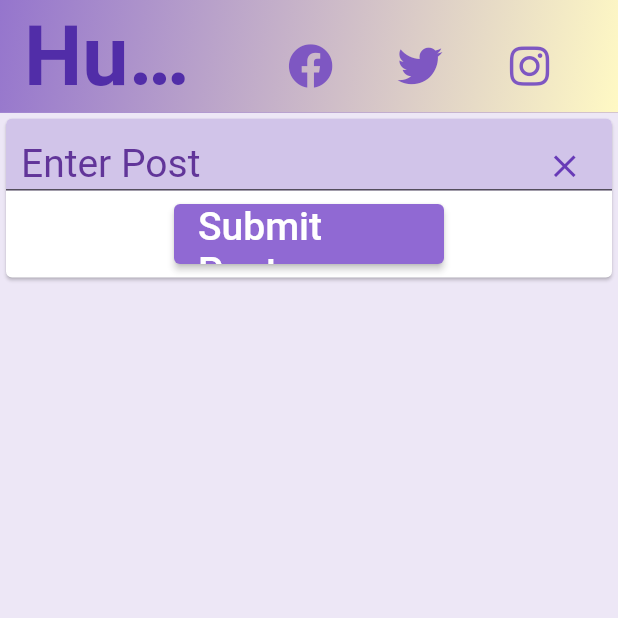
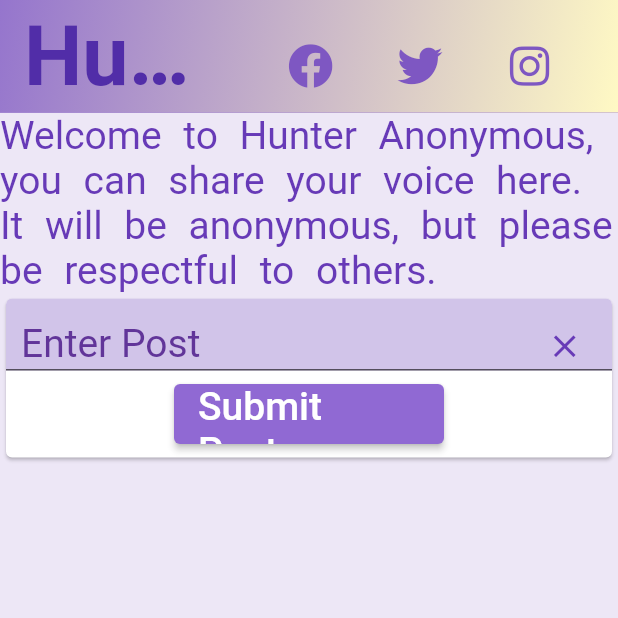
Before and after one commit to amahi2001/Hunter-Anonymous, a Flutter app: the screen it shows after launch, on a phone screen of 412 x 824 dp, the top half of it. Run offline on Flutter 3.47's test engine with Material 2 defaults, Android fonts, the phone set to English and light mode, and no system bars; drawn by our look-alikes of animated_text_kit; our stand-ins replace cloud_firestore, firebase_core, fluttericon, google_fonts; missing offline and left inert: dart:html; accounts and stored records are empty; Roboto replaces fonts that are missing (Neuton); statements that could not run were skipped.

Commit message:
added a welcome message to the blog

```diff
--- a/blog/lib/pages/home.dart
+++ b/blog/lib/pages/home.dart
@@ -5,6 +5,7 @@ import 'package:firebase_core/firebase_core.dart';
 import 'package:intl/intl.dart';
 import 'package:url_launcher/url_launcher.dart';
 import 'package:fluttericon/font_awesome5_icons.dart';
+import 'package:animated_text_kit/animated_text_kit.dart';
 
 
 
@@ -180,6 +181,28 @@ class _HomePageState extends State<HomePage> {
       body: ListView(
         controller: _scrollController,
         children: [
+          Container(
+            child: Column(
+              children: [
+                SizedBox(
+                    child: Center(
+                      child: AnimatedTextKit(
+                        animatedTexts: [
+                          ColorizeAnimatedText(
+                            'Welcome to Hunter Anonymous, you can share your voice here. It will be anonymous, but please be respectful to others.',
+                            textStyle: TextStyle(fontSize: 26, wordSpacing: 8),
+                            speed: Duration(milliseconds: 120),
+                            colors: [
+                              Colors.deepPurple,
+                              Colors.indigo,
+                              Colors.yellow,
+                              Colors.orange]
+                          ),
+                        ],
+                        isRepeatingAnimation: true,
+                        repeatForever: true
+                      )))])
+          ), // End of coloring Message
           Card(
             child: Container(
                 width: 0.98 * MediaQuery.of(context).size.width,
--- a/blog/pubspec.yaml
+++ b/blog/pubspec.yaml
@@ -40,6 +40,7 @@ dependencies:
   intl: ^0.17.0
   url_launcher: ^6.0.20
   fluttericon: ^2.0.0
+  animated_text_kit: ^4.2.1
 
 dev_dependencies:
   flutter_test:
```
Also changed, not shown: blog/pubspec.lock.
